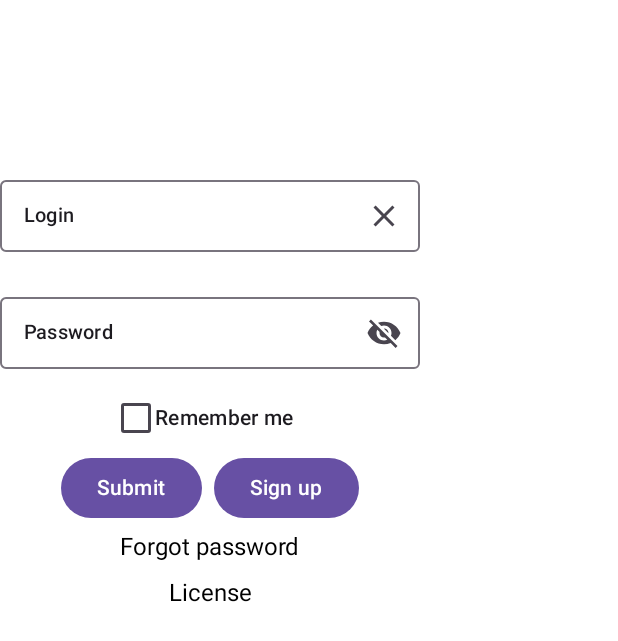
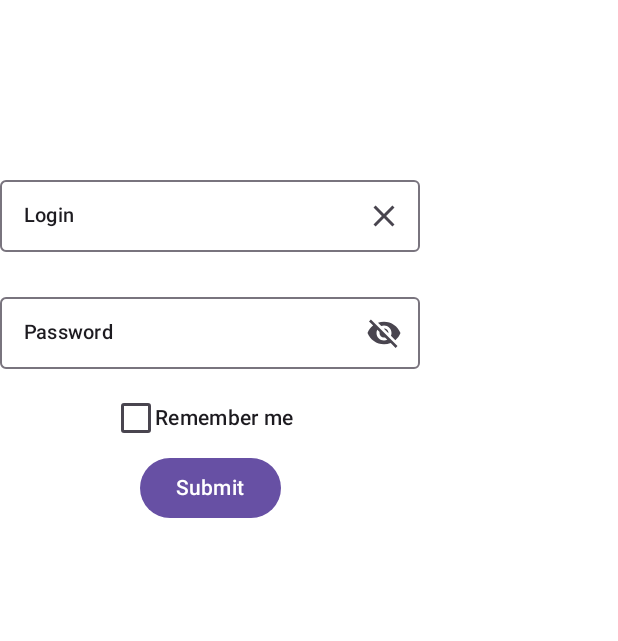
Before and after one commit to Darocs/Validation_Etude, an Android app built with Jetpack Compose: the @Preview function SignInPreview, on a phone screen of 412 x 824 dp. Shown: the top 641 px of the screen. Run offline under Robolectric (Android 15) with nearby library versions, the phone set to English and light mode, and no system bars; libraries missing offline, so code that uses them is left out: arrow.core, arrow.core.raise; 10 statements that could not run were skipped.

```diff
--- a/app/src/main/java/ru/polescanner/validation_etude/ui/reusable/components/CheckBox.kt
+++ b/app/src/main/java/ru/polescanner/validation_etude/ui/reusable/components/CheckBox.kt
@@ -73,7 +73,7 @@ private fun Boolean?.toToggleableState() =
         else ToggleableState.Off
     } ?: ToggleableState.Indeterminate
 
-fun Boolean?.nextState() =
+private fun Boolean?.nextState() =
     this?.let{ !it } ?: true
 
 @Preview(showBackground = true)
@@ -94,5 +94,4 @@ fun CheckBoxWithTextPreviewFalse() {
     ) {}
 }
 
-fun onIndeterminateClick(value: Boolean?): Boolean =
-    value?.let{ !it }?: true
+fun onIndeterminateClick(value: Boolean?): Boolean = value.nextState()
--- a/app/src/main/java/ru/polescanner/validation_etude/ui/signin/SignIn.kt
+++ b/app/src/main/java/ru/polescanner/validation_etude/ui/signin/SignIn.kt
@@ -1,14 +1,12 @@
 package ru.polescanner.validation_etude.ui.signin
 
 
-import androidx.compose.foundation.clickable
 import androidx.compose.foundation.layout.Arrangement
 import androidx.compose.foundation.layout.Column
 import androidx.compose.foundation.layout.Row
 import androidx.compose.foundation.layout.Spacer
 import androidx.compose.foundation.layout.height
 import androidx.compose.foundation.layout.padding
-import androidx.compose.foundation.selection.toggleable
 import androidx.compose.material3.Button
 import androidx.compose.material3.SnackbarHostState
 import androidx.compose.material3.Text
@@ -19,10 +17,8 @@ import androidx.compose.runtime.remember
 import androidx.compose.ui.Alignment
 import androidx.compose.ui.Modifier
 import androidx.compose.ui.platform.LocalContext
-import androidx.compose.ui.semantics.Role
 import androidx.compose.ui.tooling.preview.Preview
 import androidx.compose.ui.unit.dp
-import androidx.compose.ui.unit.sp
 import androidx.lifecycle.compose.collectAsStateWithLifecycle
 import androidx.lifecycle.viewmodel.compose.viewModel
 import ru.polescanner.validation_etude.R
@@ -31,15 +27,15 @@ import ru.polescanner.validation_etude.ui.reusable.components.LoadingScreen
 import ru.polescanner.validation_etude.ui.reusable.components.LoginElement
 import ru.polescanner.validation_etude.ui.reusable.components.PasswordElement
 import ru.polescanner.validation_etude.ui.reusable.components.onIndeterminateClick
+import ru.polescanner.validation_etude.ui.reusable.util.Focusable
 import ru.polescanner.validation_etude.ui.reusable.util.UiText
-import ru.polescanner.validation_etude.ui.reusable.util.ValidOrFocusedAtCheck
-import ru.polescanner.validation_etude.ui.reusable.util.makeToast
 import ru.polescanner.validation_etude.ui.reusable.util.withClearedFocus
+import ru.polescanner.validation_etude.ui.reusable.util.withClearedFocusForNullable
 
 @Composable
 fun SignInRoute(modifier: Modifier = Modifier) {
+
     val viewmodel: SignInViewModel = viewModel()
-
     val uiState by viewmodel.stateFlow.collectAsStateWithLifecycle()
 
     val snackbarHostState = remember { SnackbarHostState() }
@@ -74,28 +70,22 @@ fun SignInScreen(
         onLoginChanged = { onEvent(SignInEvent.OnLoginChanged(it)) },
         password = uiState.password,
         onPasswordChanged = { onEvent(SignInEvent.OnPasswordChanged(it)) },
-        rememberMe = uiState.rememberMe.value,
-        keepMeLoggedInChanged = {
-            onEvent(
-                SignInEvent.OnRememberMeFor30DaysChanged(
-                    remember = !uiState.rememberMe.value
-                )
-            )
-        },
-        onLogin = { onEvent(SignInEvent.OnSubmit) },
+        rememberMe = uiState.rememberMe,
+        rememberMeChanged = { onEvent(SignInEvent.OnRememberMeChanged(it)) },
+        onLoginClick = { onEvent(SignInEvent.OnSubmit) }, //ToDo onSubmit doesn't match with onLoginClick
         modifier = modifier,
     )
 }
 
 @Composable
 fun SignInScreen(
-    login: ValidOrFocusedAtCheck<String>,
+    login: Focusable<String>,
     onLoginChanged: (String) -> Unit,
-    password: ValidOrFocusedAtCheck<String>,
+    password: Focusable<String>,
     onPasswordChanged: (String) -> Unit,
-    rememberMe: Boolean,
-    keepMeLoggedInChanged: (Boolean) -> Unit,
-    onLogin: () -> Unit,
+    rememberMe: Focusable<Boolean?>,
+    rememberMeChanged: (Boolean) -> Unit,
+    onLoginClick: () -> Unit,
     modifier: Modifier = Modifier
 ) {
     val context = LocalContext.current
@@ -116,19 +106,14 @@ fun SignInScreen(
             onValid = { onPasswordChanged(it) },
             isFocused = password.isFocused
         )
-        Row(
-            verticalAlignment = Alignment.CenterVertically,
-            modifier = Modifier.toggleable(
-                value = rememberMe,
-                onValueChange = keepMeLoggedInChanged,
-                role = Role.Checkbox
-            )
+        Row( verticalAlignment = Alignment.CenterVertically,
         ) {
             CheckBoxWithText(
                 label = UiText.Res(R.string.remember_me).asString(),
-                uiState = rememberMe
+                uiState = rememberMe.value,
+                isFocused = rememberMe.isFocused
             ) {
-                keepMeLoggedInChanged(onIndeterminateClick(rememberMe))
+                rememberMeChanged(onIndeterminateClick(rememberMe.value))
             }
         }
         Spacer(modifier = Modifier.height(10.dp))
@@ -136,30 +121,10 @@ fun SignInScreen(
             modifier = Modifier.padding(horizontal = 4.dp),
             horizontalArrangement = Arrangement.spacedBy(8.dp)
         ) {
-            Button(onClick = onLogin) {
+            Button(onClick = onLoginClick) {
                 Text(UiText.Res(R.string.submit).asString())
             }
-            Button(onClick = { makeToast(context, "SignUp") } ) {
-                Text(UiText.Res(R.string.sign_up).asString())
-            }
         }
-        Text(
-            text = UiText.Res(R.string.forgot_password).asString(),
-            fontSize = 16.sp,
-            modifier = Modifier
-                .padding(
-                    vertical = 6.dp
-                )
-                .clickable(onClick = { makeToast(context, "Forgot password") })
-        )
-        Text(text = UiText.Res(R.string.license).asString(),
-             fontSize = 16.sp,
-             modifier = Modifier
-                 .clickable { makeToast(context, "License") }
-                 .padding(
-                     vertical = 6.dp
-                 )
-        )
     }
 }
 @Preview(showSystemUi = true)
@@ -179,9 +144,9 @@ fun SignInPreview() {
         onLoginChanged = {},
         password = "".withClearedFocus(),
         onPasswordChanged = {},
-        rememberMe = false,
-        keepMeLoggedInChanged = {},
-        onLogin = {},
+        rememberMe = false.withClearedFocusForNullable(),
+        rememberMeChanged = {},
+        onLoginClick = {},
         modifier = Modifier
     )
 }
```
Also changed, not shown: app/src/main/java/ru/polescanner/validation_etude/ui/signin/SignInContract.kt (+9 -9 lines), app/src/main/java/ru/polescanner/validation_etude/ui/signin/SignInViewModel.kt (+4 -3 lines), 1 other file.
